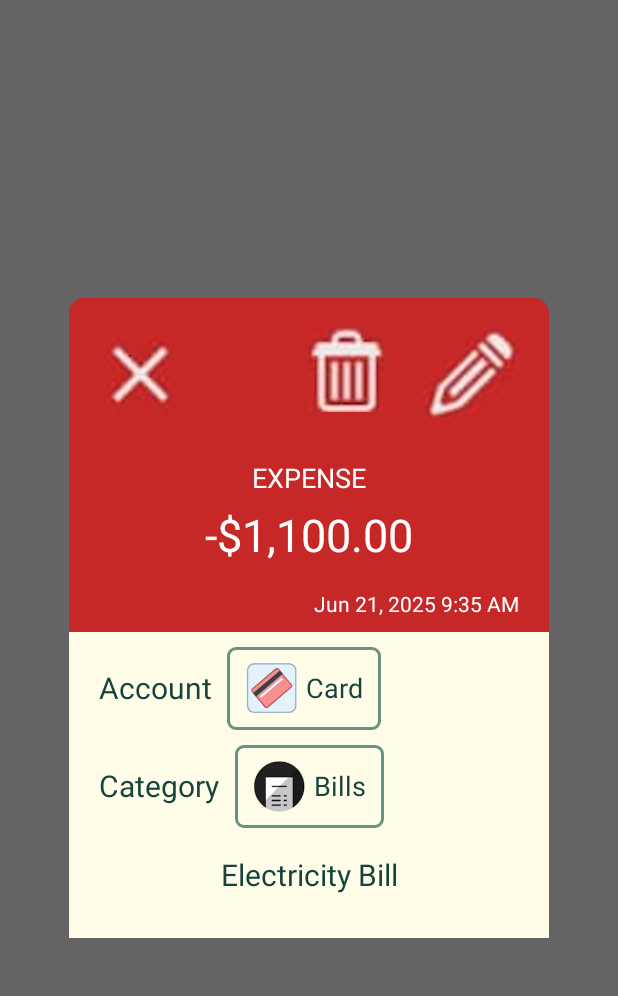
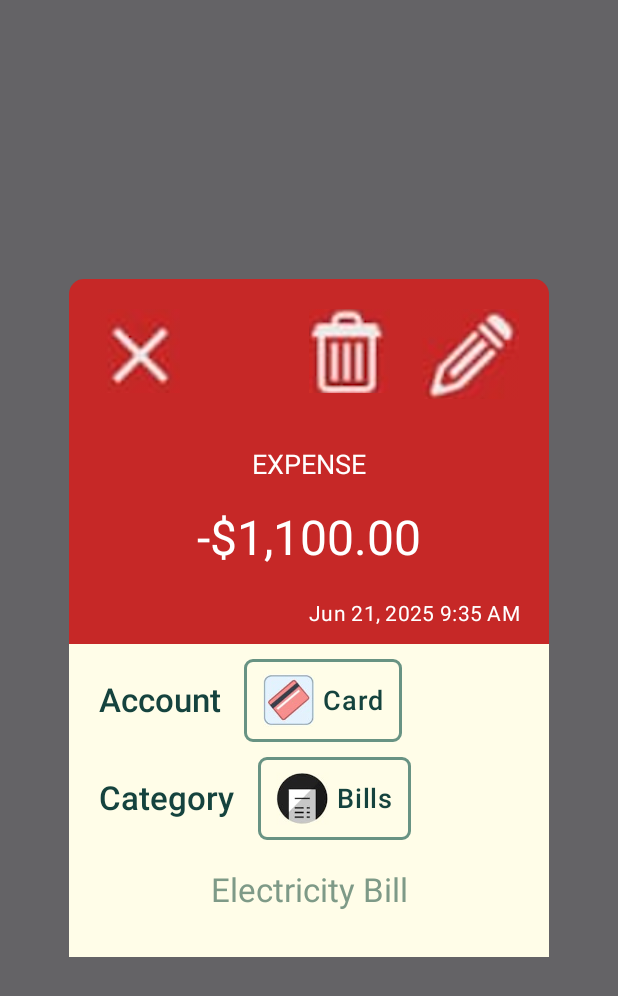
Before and after one commit to aminakhtar5595/SubTrackr, an Android app built with Jetpack Compose: the composable detailsDialogView shown on its own in the app's theme, on a phone screen of 412 x 824 dp. Shown: the top 996 px of the screen. Run offline under Robolectric (Android 15) with nearby library versions, the phone set to English and light mode, and no system bars.

Commit message:
Updated text styling with material styling in home screen

```diff
--- a/app/src/main/java/com/example/subtrackr/ui/screens/home/HomeScreen.kt
+++ b/app/src/main/java/com/example/subtrackr/ui/screens/home/HomeScreen.kt
@@ -18,14 +18,13 @@ import androidx.compose.foundation.layout.width
 import androidx.compose.foundation.layout.wrapContentHeight
 import androidx.compose.foundation.shape.RoundedCornerShape
 import androidx.compose.material.icons.Icons
-import androidx.compose.material.icons.filled.KeyboardArrowLeft
 import androidx.compose.material.icons.filled.Menu
 import androidx.compose.material.icons.filled.Search
-import androidx.compose.material.icons.outlined.KeyboardArrowLeft
 import androidx.compose.material3.Button
 import androidx.compose.material3.ButtonDefaults
 import androidx.compose.material3.Divider
 import androidx.compose.material3.Icon
+import androidx.compose.material3.MaterialTheme
 import androidx.compose.material3.Text
 import androidx.compose.runtime.Composable
 import androidx.compose.runtime.getValue
@@ -36,7 +35,6 @@ import androidx.compose.ui.Alignment
 import androidx.compose.ui.Modifier
 import androidx.compose.ui.graphics.Color
 import androidx.compose.ui.res.painterResource
-import androidx.compose.ui.text.TextStyle
 import androidx.compose.ui.text.font.FontWeight
 import androidx.compose.ui.text.style.TextAlign
 import androidx.compose.ui.unit.dp
@@ -55,11 +53,13 @@ fun HomeScreen(navController: NavController) {
             .background(color = Color(0xFFfffde8))
             .padding(vertical = 20.dp),
     ) {
+
+        // First main section
         Column (
             modifier = Modifier.padding(horizontal = 20.dp)
         ) {
 
-        // First section
+        // First section - Header
         Row (
             modifier = Modifier.fillMaxWidth(),
             horizontalArrangement = Arrangement.SpaceBetween,
@@ -74,8 +74,7 @@ fun HomeScreen(navController: NavController) {
                 )
 
                 Spacer(modifier = Modifier.padding(start = 30.dp))
-                Image(painter = painterResource(id = R.drawable.app_icon),
-                    contentDescription = "App Icon", modifier = Modifier.height(25.dp))
+                Image(painter = painterResource(id = R.drawable.app_icon), contentDescription = "App Icon", modifier = Modifier.height(25.dp))
             }
 
             Icon(
@@ -86,6 +85,7 @@ fun HomeScreen(navController: NavController) {
             )
         }
 
+        // Second section - Date
         Row (
             modifier = Modifier
                 .fillMaxWidth()
@@ -94,45 +94,30 @@ fun HomeScreen(navController: NavController) {
             horizontalArrangement = Arrangement.SpaceBetween
         ) {
             Spacer(modifier = Modifier.padding())
-
-            Image(painter = painterResource(id = R.drawable.left_arrow_icon),
-                contentDescription = "Left Arrow Icon")
-
-            Text("June, 2025", style = TextStyle(fontSize = 18.sp), color = Color(0xFF15433e), fontWeight = FontWeight.Medium)
-
-            Image(painter = painterResource(id = R.drawable.right_arrow_icon),
-                contentDescription = "Right Arrow Icon")
-
-            Image(painter = painterResource(id = R.drawable.filter_icon),
-                contentDescription = "Filter Icon")
+            Image(painter = painterResource(id = R.drawable.left_arrow_icon), contentDescription = "Left Arrow Icon")
+            Text("June, 2025",style = MaterialTheme.typography.titleLarge.copy(color = Color(0xFF15433e), fontSize = 20.sp, fontWeight = FontWeight.W500))
+            Image(painter = painterResource(id = R.drawable.right_arrow_icon), contentDescription = "Right Arrow Icon")
+            Image(painter = painterResource(id = R.drawable.filter_icon), contentDescription = "Filter Icon")
         }
 
+        // Third section - Expense amount
         Column (
-            modifier = Modifier
-                .fillMaxWidth()
-                .padding(bottom = 10.dp),
+            modifier = Modifier.fillMaxWidth().padding(bottom = 10.dp),
             horizontalAlignment = Alignment.CenterHorizontally
         ) {
-            Text("EXPENSE", style = TextStyle(fontSize = 16.sp), color = Color(0xFF15433e), fontWeight = FontWeight.Medium)
-            Text("$5,910.00", style = TextStyle(fontSize = 16.sp), color = Color(0xFFa94943), fontWeight = FontWeight.Medium)
+            Text("EXPENSE",style = MaterialTheme.typography.titleMedium.copy(color = Color(0xFF15433e)))
+            Text("$5,910.00",style = MaterialTheme.typography.titleMedium.copy(color = Color(0xFFa94943)))
         }
         }
 
-        Divider(
-            color = Color(0xFFf3f0dd),
-            thickness = 3.dp
-        )
+        Divider(color = Color(0xFFf3f0dd), thickness = 3.dp)
 
         Column (
             modifier = Modifier.padding(20.dp)
         ) {
-            Text("Jun 21, Saturday", style = TextStyle(fontSize = 18.sp), color = Color(0xFF15433e), fontWeight = FontWeight.Medium)
-
+            Text("Jun 21, Saturday",style = MaterialTheme.typography.bodyLarge.copy(color = Color(0xFF15433e), fontWeight = FontWeight.W500))
             Spacer(modifier = Modifier.height(10.dp))
-            Divider(
-                color = Color(0xFF15433e),
-                thickness = 1.dp
-            )
+            Divider(color = Color(0xFF15433e), thickness = 1.dp)
             Spacer(modifier = Modifier.height(10.dp))
 
             Row (
@@ -147,18 +132,19 @@ fun HomeScreen(navController: NavController) {
                     Column (
                         modifier = Modifier.padding(start = 10.dp)
                     ) {
-                        Text("Telephone", style = TextStyle(fontSize = 18.sp), color = Color(0xFF15433e), fontWeight = FontWeight.Medium)
+                        Text("Telephone",style = MaterialTheme.typography.titleSmall.copy(color = Color(0xFF15433e), fontWeight = FontWeight.W500, fontSize = 20.sp))
                         Spacer(modifier = Modifier.height(5.dp))
                         Row (
                             verticalAlignment = Alignment.CenterVertically
                         ) {
                             Image(painter = painterResource(id = R.drawable.cash_icon),
                                 contentDescription = "Cash Icon", modifier = Modifier.size(30.dp))
-                            Text("Cash", style = TextStyle(fontSize = 16.sp), color = Color(0xFF15433e), fontWeight = FontWeight.Medium, modifier = Modifier.padding(start = 5.dp))
+                            Spacer(modifier = Modifier.padding(start = 5.dp))
+                            Text("Cash",style = MaterialTheme.typography.titleMedium.copy(color = Color(0xFF7e9a87)))
                         }
                     }
                 }
-                Text("$5,910.00", style = TextStyle(fontSize = 18.sp), color = Color(0xFFa94943), fontWeight = FontWeight.SemiBold)
+                Text("-$5,910.00",style = MaterialTheme.typography.titleMedium.copy(color = Color(0xFFa94943), fontWeight = FontWeight.W500, fontSize = 20.sp))
             }
         }
     }
@@ -188,16 +174,12 @@ fun deleteDialogView(dismiss: () -> Unit) {
         ) {
             Text(
                 "Delete this record?",
-                style = TextStyle(fontSize = 20.sp),
-                color = Color(0xFF15433e),
-                fontWeight = FontWeight.SemiBold
+                style = MaterialTheme.typography.headlineSmall.copy(color = Color(0xFF15433e), fontWeight = FontWeight.W500)
             )
             Spacer(modifier = Modifier.height(16.dp))
             Text(
                 "Are you sure?",
-                style = TextStyle(fontSize = 18.sp),
-                color = Color(0xFF15433e),
-                fontWeight = FontWeight.Medium
+                style = MaterialTheme.typography.titleLarge.copy(color = Color(0xFF15433e), fontWeight = FontWeight.W400)
             )
             Spacer(modifier = Modifier.height(24.dp))
             Row(
@@ -210,7 +192,9 @@ fun deleteDialogView(dismiss: () -> Unit) {
                     border = BorderStroke(2.dp, Color(0xFF15433e)),
                     colors = ButtonDefaults.buttonColors(contentColor = Color(0xFF15433e), containerColor = Color.Transparent),
                 ) {
-                    Text("NO", style = TextStyle(fontSize = 20.sp), fontWeight = FontWeight.Medium)
+                    Text("NO",
+                        style = MaterialTheme.typography.titleSmall.copy(color = Color(0xFF15433e), fontWeight = FontWeight.W500, fontSize = 20.sp)
+                    )
                 }
 
                 Button(
@@ -220,7 +204,9 @@ fun deleteDialogView(dismiss: () -> Unit) {
                     border = BorderStroke(2.dp, Color(0xFF15433e)),
                     colors = ButtonDefaults.buttonColors(contentColor = Color(0xFF15433e), containerColor = Color.Transparent),
                 ) {
-                    Text("YES", style = TextStyle(fontSize = 20.sp), fontWeight = FontWeight.Medium)
+                    Text("YES",
+                        style = MaterialTheme.typography.titleSmall.copy(color = Color(0xFF15433e), fontWeight = FontWeight.W500, fontSize = 20.sp)
+                    )
                 }
             }
         }
@@ -248,15 +234,15 @@ fun detailsDialogView(dismiss: () -> Unit) {
                 horizontalArrangement = Arrangement.SpaceBetween
             ) {
                 Image(painter = painterResource(id = R.drawable.cross_icon),
-                    contentDescription = "Menu Icon")
+                    contentDescription = "Cross Icon")
 
                 Row {
                     Image(painter = painterResource(id = R.drawable.delete_icon),
-                        contentDescription = "Menu Icon")
+                        contentDescription = "Delete Icon")
 
                     Spacer(modifier = Modifier.padding(start = 20.dp))
                     Image(painter = painterResource(id = R.drawable.edit_icon),
-                        contentDescription = "Menu Icon")
+                        contentDescription = "Edit Icon")
                 }
             }
 
@@ -264,28 +250,14 @@ fun detailsDialogView(dismiss: () -> Unit) {
                 horizontalAlignment = Alignment.CenterHorizontally,
                 modifier = Modifier.fillMaxWidth()
             ) {
-                Text(
-                    "EXPENSE",
-                    style = TextStyle(fontSize = 18.sp),
-                    color = Color.White,
-                )
-                Spacer(modifier = Modifier.height(10.dp))
-                Text(
-                    "-$1,100.00",
-                    style = TextStyle(fontSize = 30.sp),
-                    color = Color.White,
-                )
+
+                Text("EXPENSE",style = MaterialTheme.typography.titleLarge.copy(color = Color.White, fontSize = 18.sp))
+                Spacer(modifier = Modifier.height(15.dp))
+                Text("-$1,100.00",style = MaterialTheme.typography.headlineLarge.copy(color = Color.White))
             }
 
             Spacer(modifier = Modifier.height(20.dp))
-
-            Text(
-                "Jun 21, 2025 9:35 AM",
-                style = TextStyle(fontSize = 14.sp),
-                color = Color.White,
-                modifier = Modifier.fillMaxWidth(),
-                textAlign = TextAlign.Right
-            )
+            Text("Jun 21, 2025 9:35 AM",style = MaterialTheme.typography.bodyMedium.copy(color = Color.White, textAlign = TextAlign.Right), modifier = Modifier.fillMaxWidth())
             }
 
             Column (
@@ -297,13 +269,9 @@ fun detailsDialogView(dismiss: () -> Unit) {
                 Row (
                     verticalAlignment = Alignment.CenterVertically,
                 ) {
-                    Text(
-                        "Account",
-                        style = TextStyle(fontSize = 20.sp),
-                        color = Color(0xFF15433e),
-                    )
+                    Text("Account",style = MaterialTheme.typography.titleLarge.copy(color = Color(0xFF15433e), fontWeight = FontWeight.W500))
 
-                    Spacer(modifier = Modifier.padding(start = 10.dp))
+                    Spacer(modifier = Modifier.padding(start = 15.dp))
                     Row (
                         verticalAlignment = Alignment.CenterVertically,
                         modifier = Modifier
@@ -317,20 +285,16 @@ fun detailsDialogView(dismiss: () -> Unit) {
                         Image(painter = painterResource(id = R.drawable.card_icon),
                             contentDescription = "Card Icon", modifier = Modifier.size(35.dp))
                         Spacer(modifier = Modifier.padding(start = 5.dp))
-                        Text("Card", style = TextStyle(fontSize = 18.sp), color = Color(0xFF15433e))
+                        Text("Card",style = MaterialTheme.typography.bodyLarge.copy(color = Color(0xFF15433e), fontWeight = FontWeight.W500, fontSize = 18.sp))
                     }
                 }
                 Spacer(modifier = Modifier.height(10.dp))
                 Row (
                     verticalAlignment = Alignment.CenterVertically,
                 ) {
-                    Text(
-                        "Category",
-                        style = TextStyle(fontSize = 20.sp),
-                        color = Color(0xFF15433e),
-                    )
+                    Text("Category",style = MaterialTheme.typography.titleLarge.copy(color = Color(0xFF15433e), fontWeight = FontWeight.W500))
 
-                    Spacer(modifier = Modifier.padding(start = 10.dp))
+                    Spacer(modifier = Modifier.padding(start = 15.dp))
                     Row (
                         verticalAlignment = Alignment.CenterVertically,
                         modifier = Modifier
@@ -344,18 +308,12 @@ fun detailsDialogView(dismiss: () -> Unit) {
                         Image(painter = painterResource(id = R.drawable.bills_icon),
                             contentDescription = "Card Icon", modifier = Modifier.size(35.dp))
                         Spacer(modifier = Modifier.padding(start = 5.dp))
-                        Text("Bills", style = TextStyle(fontSize = 18.sp), color = Color(0xFF15433e))
+                        Text("Bills",style = MaterialTheme.typography.bodyLarge.copy(color = Color(0xFF15433e), fontWeight = FontWeight.W500, fontSize = 18.sp))
                     }
                 }
 
                 Spacer(modifier = Modifier.height(20.dp))
-                Text(
-                    "Electricity Bill",
-                    style = TextStyle(fontSize = 20.sp),
-                    color = Color(0xFF15433e),
-                    modifier = Modifier.fillMaxWidth(),
-                    textAlign = TextAlign.Center
-                )
+                Text("Electricity Bill",style = MaterialTheme.typography.titleLarge.copy(color = Color(0xFF7e9a87), textAlign = TextAlign.Center), modifier = Modifier.fillMaxWidth())
             }
         }
     }
```
